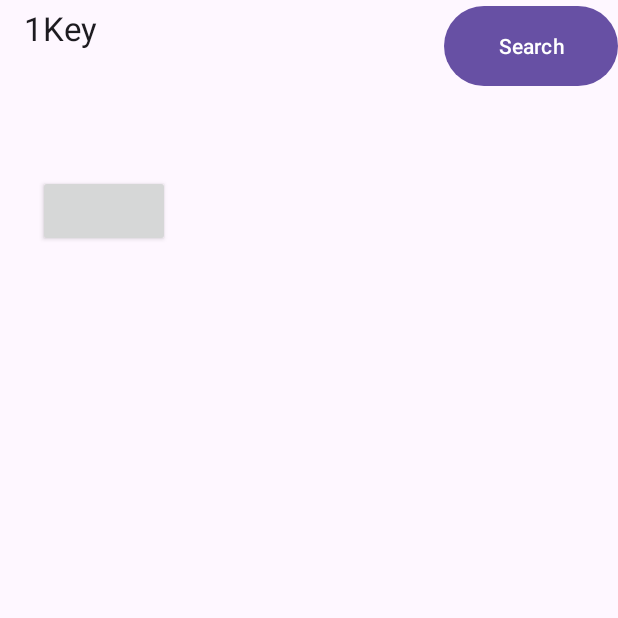
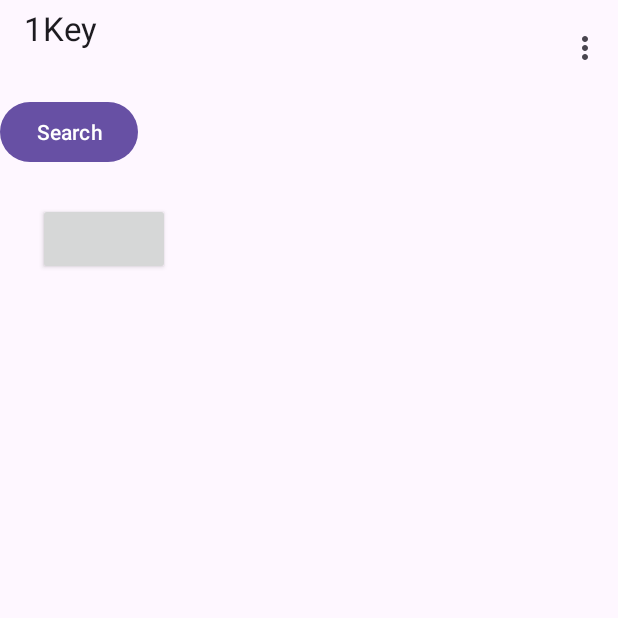
Before and after one commit to Nirmal-code/1KEY, an Android app: the BrowseActiveChats screen opened directly, with no data from a screen before it, on a phone screen of 412 x 824 dp, the top half of it. Run offline under Robolectric (Android 15) with nearby library versions, the phone set to English and light mode, and no system bars; 3 statements that could not run were skipped.

Commit message:
[Feature] User can logout
Updated code to allow logout in app menu.

```diff
--- a/app/src/main/java/com/example/d4_3a04/BrowseActiveChats.java
+++ b/app/src/main/java/com/example/d4_3a04/BrowseActiveChats.java
@@ -3,12 +3,16 @@ package com.example.d4_3a04;
 import android.content.Intent;
 import android.os.Bundle;
 import android.util.Log;
+import android.view.Menu;
+import android.view.MenuInflater;
+import android.view.MenuItem;
 import android.view.View;
 import android.widget.Button;
 import android.widget.LinearLayout;
 
 import androidx.appcompat.app.AppCompatActivity;
 
+import com.example.d4_3a04.AccountManager.LoginPage;
 import com.example.d4_3a04.databinding.SearchForBinding;
 import com.example.d4_3a04.DataTypes.ChatInfo;
 import com.example.d4_3a04.SingleChatProvider.SingleChatManager;
@@ -99,4 +103,26 @@ public class BrowseActiveChats extends AppCompatActivity {
         });
 
     }
+    public boolean onCreateOptionsMenu(Menu menu) {
+        MenuInflater inflater = getMenuInflater();
+        inflater.inflate(R.menu.menu_main, menu);
+        return true;
+    }
+
+    public void inflateLogin(){
+        Intent intent = new Intent(BrowseActiveChats.this, LoginPage.class);
+        this.startActivity(intent);
+    }
+
+    @Override
+    public boolean onOptionsItemSelected(MenuItem item) {
+        // Handle item selection.
+
+        if (item.getItemId()==R.id.log_out){
+            inflateLogin();
+            return true;
+        }else{
+            return false;
+        }
+    }
 }
--- a/app/src/main/res/layout/browse_active_chat.xml
+++ b/app/src/main/res/layout/browse_active_chat.xml
@@ -10,8 +10,8 @@
 
     <com.google.android.material.appbar.AppBarLayout
         android:id="@+id/layout_group_chat"
-        android:layout_width="412dp"
-        android:layout_height="74dp"
+        android:layout_width="0dp"
+        android:layout_height="wrap_content"
         android:fitsSystemWindows="true"
         android:orientation="vertical"
         app:layout_constraintEnd_toEndOf="parent"
@@ -20,20 +20,20 @@
 
         <androidx.appcompat.widget.Toolbar
             android:id="@+id/toolbar_active_chat"
-            android:layout_width="121dp"
+            android:layout_width="match_parent"
             android:layout_height="?attr/actionBarSize"
             android:theme="@style/Widget.AppCompat.Toolbar"
-            app:popupTheme="@style/Theme.AppCompat.Light"></androidx.appcompat.widget.Toolbar>
+            app:popupTheme="@style/Theme.AppCompat.Light" />
 
     </com.google.android.material.appbar.AppBarLayout>
 
     <Button
         android:id="@+id/enterSearch"
-        android:layout_width="116dp"
-        android:layout_height="61dp"
+        android:layout_width="wrap_content"
+        android:layout_height="wrap_content"
         android:text="Search"
-        app:layout_constraintEnd_toEndOf="parent"
-        app:layout_constraintTop_toTopOf="parent" />
+        app:layout_constraintStart_toStartOf="@id/layout_group_chat"
+        app:layout_constraintTop_toBottomOf="@id/layout_group_chat" />
 
     <LinearLayout
         android:id="@+id/all_chats"
@@ -42,7 +42,7 @@
         app:layout_constraintBottom_toBottomOf="parent"
         app:layout_constraintEnd_toEndOf="parent"
         app:layout_constraintStart_toStartOf="parent"
-        app:layout_constraintTop_toBottomOf="@+id/layout_group_chat"
+        app:layout_constraintTop_toBottomOf="@+id/enterSearch"
         android:orientation="vertical">
 
     </LinearLayout>
--- a/app/src/main/res/menu/menu_main.xml
+++ b/app/src/main/res/menu/menu_main.xml
@@ -1,10 +1,10 @@
 <menu xmlns:android="http://schemas.android.com/apk/res/android"
     xmlns:app="http://schemas.android.com/apk/res-auto"
     xmlns:tools="http://schemas.android.com/tools"
-    tools:context="com.example.d4_3a04.MainActivity">
+    tools:context="com.example.d4_3a04.BrowseActiveChats">
     <item
-        android:id="@+id/action_settings"
+        android:id="@+id/log_out"
         android:orderInCategory="100"
-        android:title="@string/action_settings"
+        android:title="Log Out"
         app:showAsAction="never" />
 </menu>
```
